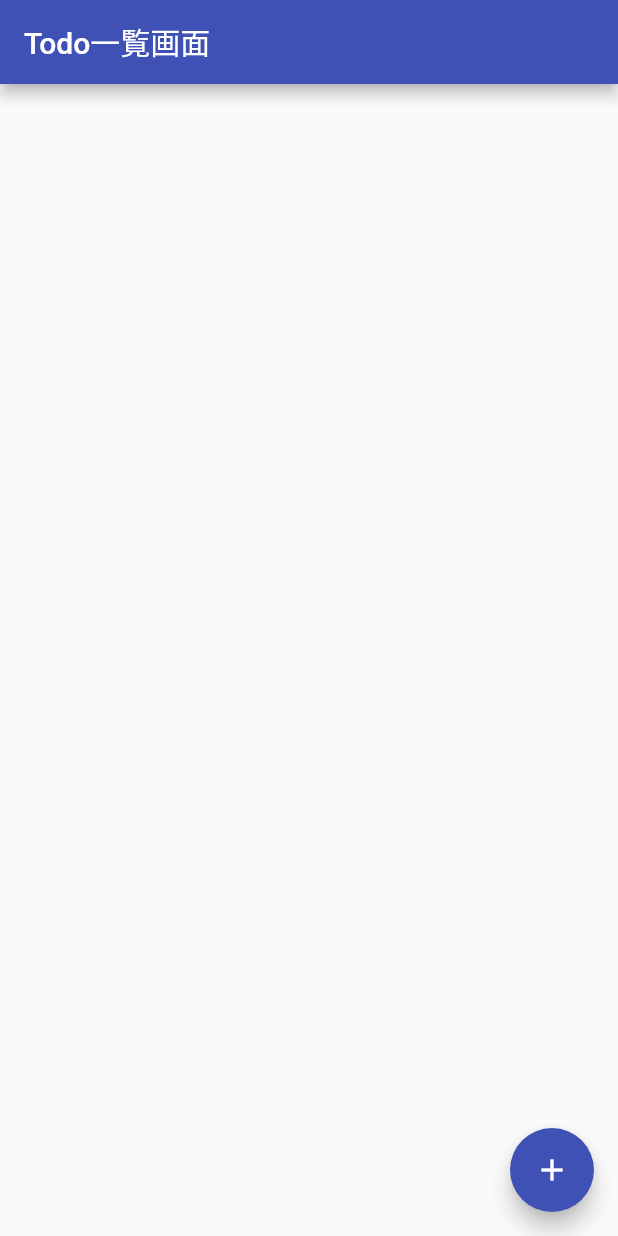
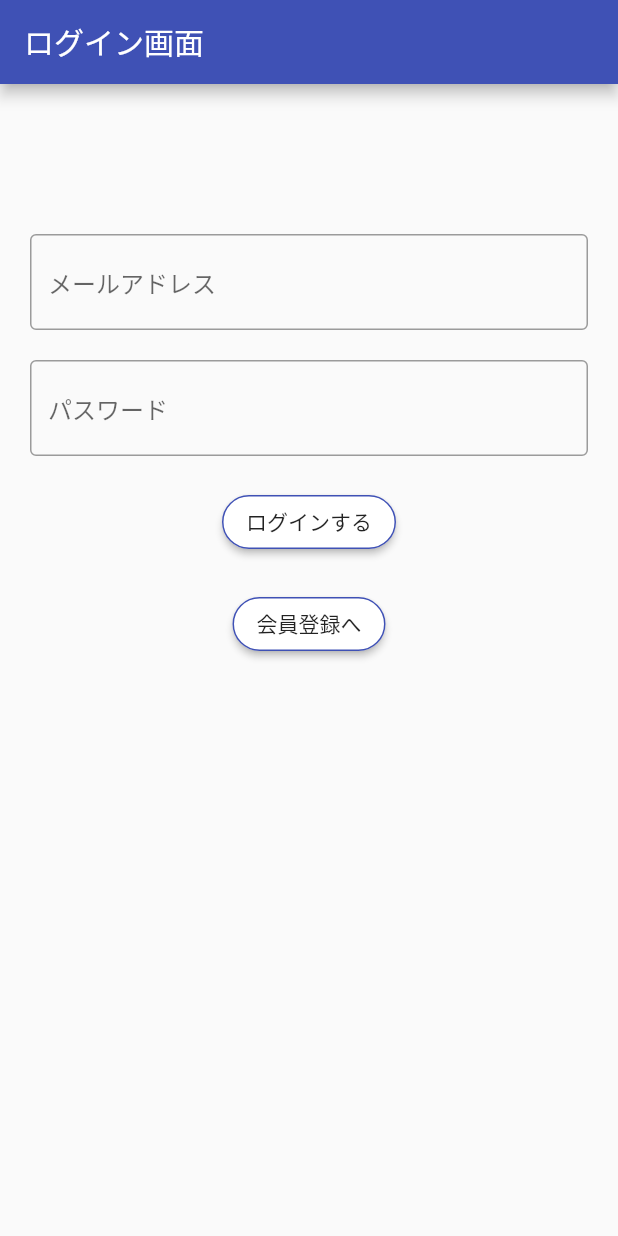
Before and after one commit to sftn0928/TodoApp, a Flutter app: the screen it shows after launch, on a phone screen of 412 x 824 dp. Run offline on Flutter 3.47's test engine with Material 2 defaults, Android fonts, the phone set to English and light mode, and no system bars; our stand-ins replace cloud_firestore, firebase_auth, firebase_core, google_sign_in; accounts and stored records are empty.

Commit message:
second commit

```diff
--- a/lib/main.dart
+++ b/lib/main.dart
@@ -4,6 +4,7 @@ import 'package:provider/provider.dart';
 import 'package:todo/add_todo.dart';
 import 'package:todo/edit_todo.dart';
 import 'package:todo/main_model.dart';
+import 'package:todo/sign_in.dart';
 
 void main() async {
   WidgetsFlutterBinding.ensureInitialized();
@@ -19,7 +20,7 @@ class MyApp extends StatelessWidget {
       theme: ThemeData(
         primarySwatch: Colors.indigo,
       ),
-      home: MainPage(),
+      home: SignIn(),
     );
   }
 }
--- /dev/null
+++ b/lib/sign_in.dart
@@ -0,0 +1,115 @@
+import 'package:flutter/material.dart';
+import 'package:provider/provider.dart';
+import 'package:todo/sign_model.dart';
+import 'package:todo/sign_up.dart';
+
+import 'main.dart';
+
+class SignIn extends StatelessWidget {
+  var _emailController = TextEditingController();
+  var _passwordController = TextEditingController();
+
+  @override
+  Widget build(BuildContext context) {
+    return ChangeNotifierProvider<SignModel>(
+        create: (_) => SignModel(),
+        child: Scaffold(
+          appBar: AppBar(
+            title: Text('ログイン画面'),
+          ),
+          body: Consumer<SignModel>(builder: (context, model, child) {
+            return Column(
+              children: [
+                Padding(
+                  padding: const EdgeInsets.fromLTRB(20, 100, 20, 0),
+                  child: TextField(
+                    decoration: InputDecoration(
+                      border: OutlineInputBorder(),
+                      hintText: 'メールアドレス',
+                    ),
+                    controller: _emailController,
+                    onChanged: (text) {
+                      model.mail = text;
+                    },
+                  ),
+                ),
+                Padding(
+                  padding: const EdgeInsets.fromLTRB(20, 20, 20, 0),
+                  child: TextField(
+                    decoration: InputDecoration(
+                      border: OutlineInputBorder(),
+                      hintText: 'パスワード',
+                    ),
+                    controller: _passwordController,
+                    onChanged: (text) {
+                      model.password = text;
+                    },
+                  ),
+                ),
+                Padding(
+                  padding: const EdgeInsets.fromLTRB(20, 20, 20, 0),
+                  child: RaisedButton(
+                      child: Text("ログインする"),
+                      color: Colors.white,
+                      shape: const StadiumBorder(
+                        side: BorderSide(color: Colors.indigo),
+                      ),
+                      onPressed: () async {
+                        try {
+                          final uid = await model.signIn();
+                          Navigator.push(
+                            context,
+                            MaterialPageRoute(
+                              builder: (context) => MainPage(),
+                            ),
+                          );
+                        } catch (e) {
+                          _showDialog(context, e.toString());
+                        }
+                      }),
+                ),
+                Padding(
+                  padding: const EdgeInsets.fromLTRB(20, 20, 20, 0),
+                  child: RaisedButton(
+                      child: Text("会員登録へ"),
+                      color: Colors.white,
+                      shape: const StadiumBorder(
+                        side: BorderSide(color: Colors.indigo),
+                      ),
+                      onPressed: () {
+                        Navigator.push(
+                          context,
+                          MaterialPageRoute(
+                            builder: (context) => SignUp(),
+                          ),
+                        );
+                      }),
+                ),
+              ],
+            );
+          }),
+        ));
+  }
+}
+
+Future _showDialog(
+  BuildContext context,
+  String title,
+) {
+  showDialog(
+    context: context,
+    builder: (BuildContext context) {
+      return AlertDialog(
+        title: Text(title),
+        actions: <Widget>[
+          FlatButton(
+            child: Text('OK'),
+            onPressed: () {
+              Navigator.of(context).pop();
+            },
+          ),
+        ],
+      );
+    },
+  );
+}
--- a/pubspec.yaml
+++ b/pubspec.yaml
@@ -15,6 +15,8 @@ dependencies:
   firebase_core: ^1.1.1
   cupertino_icons: ^1.0.2
   provider: ^5.0.0
+  google_sign_in: ^5.0.4
+  firebase_auth: ^1.3.0
 
 dev_dependencies:
   flutter_test:
```
Also changed, not shown: lib/main_model.dart (+28 -3 lines), lib/sign_model.dart (added, +110 -0 lines), pubspec.lock, 1 other file.
